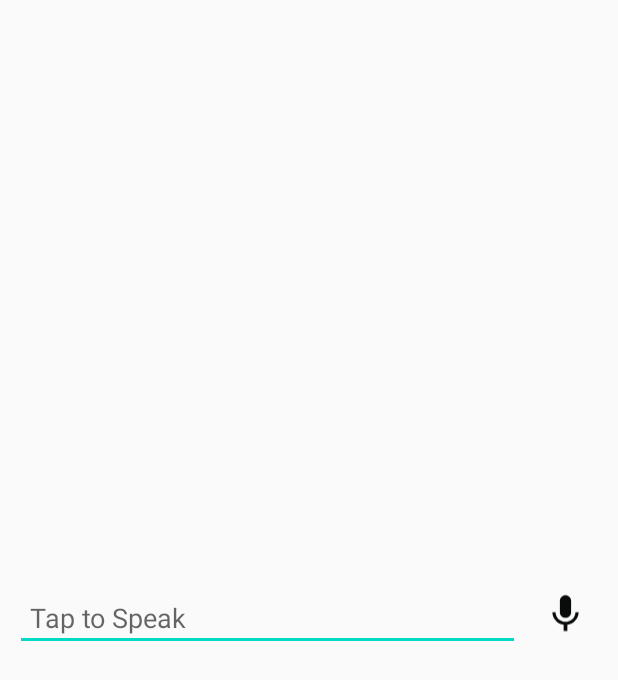
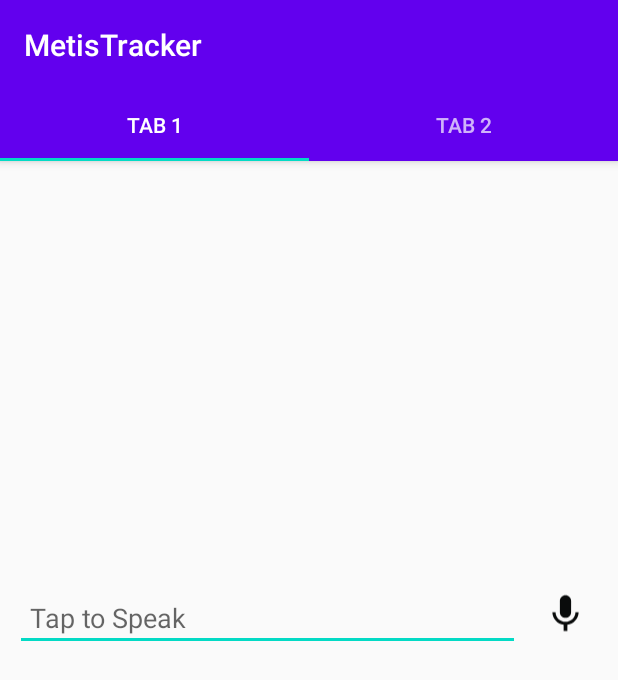
Before and after one commit to roborickie/MetisTracker, an Android app: the screen it shows after launch (MainActivity), on a phone screen of 412 x 824 dp. Shown: the top 680 px of the screen. Run offline under Robolectric (Android 15) with nearby library versions, the phone set to English and light mode, and no system bars; libraries missing offline, so code that uses them is left out: com.neovisionaries.ws; 1 statement that could not run was skipped.

Commit message:
MetisTracker HackTJ 2021

```diff
--- a/app/build.gradle
+++ b/app/build.gradle
@@ -31,5 +31,6 @@ dependencies {
     testImplementation 'junit:junit:4.12'
     androidTestImplementation 'androidx.test.ext:junit:1.1.2'
     androidTestImplementation 'androidx.test.espresso:espresso-core:3.3.0'
+    implementation 'com.neovisionaries:nv-websocket-client:2.14'
 
 }
--- a/app/src/main/AndroidManifest.xml
+++ b/app/src/main/AndroidManifest.xml
@@ -6,6 +6,8 @@
         android:name="android.permission.RECORD_AUDIO"/>
     <uses-permission
         android:name="android.permission.INTERNET"/>
+    <uses-permission
+        android:name="android.permission.ACCESS_NETWORK_STATE" />
 
     <application
         android:allowBackup="true"
--- a/app/src/main/java/com/hacktj/metistracker/MainActivity.java
+++ b/app/src/main/java/com/hacktj/metistracker/MainActivity.java
@@ -2,8 +2,11 @@ package com.hacktj.metistracker;
 
 import android.Manifest;
 import android.annotation.SuppressLint;
+import android.content.Context;
 import android.content.Intent;
 import android.content.pm.PackageManager;
+import android.graphics.Bitmap;
+import android.os.AsyncTask;
 import android.os.Build;
 import android.os.Bundle;
 import android.speech.RecognitionListener;
@@ -21,7 +24,26 @@ import androidx.annotation.Nullable;
 import androidx.appcompat.app.AppCompatActivity;
 import androidx.core.app.ActivityCompat;
 import androidx.core.content.ContextCompat;
+import androidx.viewpager.widget.ViewPager;
 
+import com.google.android.material.floatingactionbutton.FloatingActionButton;
+import com.google.android.material.snackbar.Snackbar;
+import com.google.android.material.tabs.TabLayout;
+import com.hacktj.metistracker.ui.main.SectionsPagerAdapter;
+import com.neovisionaries.ws.client.HostnameUnverifiedException;
+import com.neovisionaries.ws.client.OpeningHandshakeException;
+import com.neovisionaries.ws.client.WebSocket;
+import com.neovisionaries.ws.client.WebSocketAdapter;
+import com.neovisionaries.ws.client.WebSocketException;
+import com.neovisionaries.ws.client.WebSocketFactory;
+
+import java.io.BufferedReader;
+import java.io.IOException;
+import java.io.InputStream;
+import java.io.InputStreamReader;
+import java.net.HttpURLConnection;
+import java.net.MalformedURLException;
+import java.net.URL;
 import java.util.ArrayList;
 import java.util.Locale;
 import java.util.Objects;
@@ -38,6 +60,16 @@ public class MainActivity extends AppCompatActivity {
         super.onCreate(savedInstanceState);
         setContentView(R.layout.activity_main);
 
+        /***********************/
+
+        SectionsPagerAdapter sectionsPagerAdapter = new SectionsPagerAdapter(this, getSupportFragmentManager());
+        ViewPager viewPager = findViewById(R.id.view_pager);
+        viewPager.setAdapter(sectionsPagerAdapter);
+        TabLayout tabs = findViewById(R.id.tabs);
+        tabs.setupWithViewPager(viewPager);
+
+        /****************************/
+
         if (ContextCompat.checkSelfPermission(this, Manifest.permission.RECORD_AUDIO) != PackageManager.PERMISSION_GRANTED) {
             checkPermission();
         }
@@ -45,9 +77,9 @@ public class MainActivity extends AppCompatActivity {
         editText = findViewById(R.id.text);
         micButton = findViewById(R.id.button);
         speechRecognizer = SpeechRecognizer.createSpeechRecognizer(this);
-
+//
         final Intent speechRecognizerIntent = new Intent(RecognizerIntent.ACTION_RECOGNIZE_SPEECH);
-        speechRecognizerIntent.putExtra(RecognizerIntent.EXTRA_LANGUAGE_MODEL,RecognizerIntent.LANGUAGE_MODEL_FREE_FORM);
+        speechRecognizerIntent.putExtra(RecognizerIntent.EXTRA_LANGUAGE_MODEL, RecognizerIntent.LANGUAGE_MODEL_FREE_FORM);
         speechRecognizerIntent.putExtra(RecognizerIntent.EXTRA_LANGUAGE, Locale.getDefault());
 
         speechRecognizer.setRecognitionListener(new RecognitionListener() {
@@ -82,6 +114,7 @@ public class MainActivity extends AppCompatActivity {
                 micButton.setImageResource(R.drawable.ic_black_mic_off);
                 ArrayList<String> data = bundle.getStringArrayList(SpeechRecognizer.RESULTS_RECOGNITION);
                 editText.setText(data.get(0));
+                sendSpeechText(data);
             }
 
             @Override
@@ -96,42 +129,125 @@ public class MainActivity extends AppCompatActivity {
         micButton.setOnTouchListener(new View.OnTouchListener() {
             @Override
             public boolean onTouch(View view, MotionEvent motionEvent) {
-                if (motionEvent.getAction() == MotionEvent.ACTION_DOWN){
+                if (motionEvent.getAction() == MotionEvent.ACTION_DOWN) {
                     micButton.setImageResource(R.drawable.ic_black_mic_24dp);
                     speechRecognizer.startListening(speechRecognizerIntent);
                 }
-                if (motionEvent.getAction() == MotionEvent.ACTION_UP){
+                if (motionEvent.getAction() == MotionEvent.ACTION_UP) {
                     Toast.makeText(MainActivity.this, "Mic up()", Toast.LENGTH_LONG).show();
                     speechRecognizer.stopListening();
                 }
                 return false;
             }
         });
+    }
 
+    private class NetworkAsyncTask extends AsyncTask<String, Void, String> {
+        private WebSocket ws;
+        private String responseMessage;
+        private Context myContext;
 
-//        final Intent speechRecognizerIntent = new Intent(RecognizerIntent.ACTION_RECOGNIZE_SPEECH);
-//        speechRecognizerIntent.putExtra(RecognizerIntent.EXTRA_LANGUAGE_MODEL,RecognizerIntent.LANGUAGE_MODEL_FREE_FORM);
-//        speechRecognizerIntent.putExtra(RecognizerIntent.EXTRA_LANGUAGE, Locale.getDefault());
-//
-//        iv_mic.setOnClickListener(new View.OnClickListener() {
-//            @Override
-//            public void onClick(View v) {
-//                Intent intent = new Intent(RecognizerIntent.ACTION_RECOGNIZE_SPEECH);
-//                intent.putExtra(RecognizerIntent.EXTRA_LANGUAGE_MODEL, RecognizerIntent.LANGUAGE_MODEL_FREE_FORM);
-//                intent.putExtra(RecognizerIntent.EXTRA_LANGUAGE, Locale.getDefault());
-//                intent.putExtra(RecognizerIntent.EXTRA_PROMPT, "Now Speak to text");
-//
-//                try {
-//                    startActivityForResult(intent, REQUEST_CODE_SPEECH_INPUT);
-////                    Toast.makeText(MainActivity.this, "requested", Toast.LENGTH_SHORT).show();
-//                } catch (Exception e) {
-//                    Toast
-//                            .makeText(MainActivity.this, " " + e.getMessage(),
-//                                    Toast.LENGTH_SHORT)
-//                            .show();
-//                }
-//            }
-//        });
+        public NetworkAsyncTask(Context context) {
+            myContext = context;
+        }
+
+        private void createWebSocket(String text) {
+            WebSocketFactory factory = new WebSocketFactory();
+
+            try {
+                this.ws = factory.createSocket("ws://0815ac10157e.ngrok.io", 5000);
+
+                final NetworkAsyncTask myself = this;
+
+                ws.addListener(new WebSocketAdapter() {
+
+                    @Override
+
+                    public void onTextMessage(WebSocket websocket, String message) throws Exception {
+
+                        // Received a text message.
+                        myself.responseMessage = message;
+                        System.out.println(myself.responseMessage);
+                        ws.disconnect();
+                        System.out.println("i disconnected");
+                    }
+
+                });
+
+                connectWebSocket(text);
+            } catch (IOException e) {
+                e.printStackTrace();
+            }
+        }
+
+        private void connectWebSocket(String text) {
+            if(this.ws == null) {
+                System.out.println("no websocket");
+                return;
+            }
+
+            try
+            {
+
+                // Connect to the server and perform an opening handshake.
+
+                // This method blocks until the opening handshake is finished.
+
+                ws.connect();
+
+            }
+
+            catch (OpeningHandshakeException e)
+
+            {
+
+                // A violation against the WebSocket protocol was detected
+
+                // during the opening handshake.
+                System.out.println("opening handshake exception");
+
+            }
+
+            catch (HostnameUnverifiedException e)
+
+            {
+
+                // The certificate of the peer does not match the expected hostname.
+                System.out.println("hostname unverified exception");
+
+            }
+
+            catch (WebSocketException e)
+
+            {
+
+                // Failed to establish a WebSocket connection.
+                System.out.println("websocket exception");
+                e.printStackTrace();
+
+            }
+
+            this.ws.sendText(text);
+        }
+
+        @Override
+        protected String doInBackground(String...strings) {
+            createWebSocket(strings[0]);
+            while(this.responseMessage == null) {
+                try {
+                    Thread.sleep(50);
+                } catch (InterruptedException e) {
+                    e.printStackTrace();
+                }
+            }
+            System.out.println("done with websocket " + this.responseMessage);
+            return responseMessage;
+        }
+
+        protected void onPostExecute(String response) {
+            // send to app
+            Toast.makeText(myContext, " " + response, Toast.LENGTH_SHORT).show();
+        }
     }
 
     @Override
@@ -164,4 +280,14 @@ public class MainActivity extends AppCompatActivity {
                 Toast.makeText(this, "Permission Granted", Toast.LENGTH_SHORT).show();
         }
     }
+
+    private void sendSpeechText(ArrayList<String> arrayList) {
+        String text = "";
+        for(String word: arrayList) {
+            text += word + " ";
+        }
+        NetworkAsyncTask myTask = new NetworkAsyncTask(MainActivity.this);
+        myTask.execute(text);
+    }
+
 }
--- a/app/src/main/res/layout/activity_main.xml
+++ b/app/src/main/res/layout/activity_main.xml
@@ -5,6 +5,45 @@
     android:layout_width="match_parent"
     android:layout_height="match_parent"
     tools:context=".MainActivity">
+
+    <com.google.android.material.appbar.AppBarLayout
+        android:layout_width="match_parent"
+        android:layout_height="wrap_content"
+        android:theme="@style/AppTheme.AppBarOverlay">
+
+        <TextView
+            android:id="@+id/title"
+            android:layout_width="wrap_content"
+            android:layout_height="wrap_content"
+            android:gravity="center"
+            android:minHeight="?actionBarSize"
+            android:padding="@dimen/appbar_padding"
+            android:text="@string/app_name"
+            android:textAppearance="@style/TextAppearance.Widget.AppCompat.Toolbar.Title" />
+
+        <com.google.android.material.tabs.TabLayout
+            android:id="@+id/tabs"
+            android:layout_width="match_parent"
+            android:layout_height="wrap_content"
+            android:background="?attr/colorPrimary" />
+    </com.google.android.material.appbar.AppBarLayout>
+
+    <androidx.viewpager.widget.ViewPager
+        android:id="@+id/view_pager"
+        android:layout_width="match_parent"
+        android:layout_height="match_parent"
+        app:layout_behavior="@string/appbar_scrolling_view_behavior" />
+
+<!--        <TextView-->
+<!--            android:id="@+id/title"-->
+<!--            android:layout_width="wrap_content"-->
+<!--            android:layout_height="wrap_content"-->
+<!--            android:gravity="center"-->
+<!--            android:minHeight="?actionBarSize"-->
+<!--            android:padding="@dimen/appbar_padding"-->
+<!--            android:text="@string/app_name"-->
+
+<!--    android:textAppearance="@style/TextAppearance.Widget.AppCompat.Toolbar.Title" />-->
 
     <RelativeLayout
         android:layout_width="match_parent"
@@ -32,34 +71,3 @@
             android:id="@+id/button"/>
     </RelativeLayout>
 </RelativeLayout>
-
-<!--    <ImageView-->
-<!--        android:id="@+id/iv_mic"-->
-<!--        android:layout_width="60dp"-->
-<!--        android:layout_height="60dp"-->
-<!--        android:layout_alignParentTop="true"-->
-<!--        android:layout_alignParentEnd="true"-->
-<!--        android:layout_marginTop="204dp"-->
-<!--        android:src="@drawable/ic_black_mic_off"-->
-<!--        app:layout_constraintEnd_toEndOf="parent"-->
-<!--        app:layout_constraintHorizontal_bias="0.498"-->
-<!--        app:layout_constraintStart_toStartOf="parent"-->
-<!--        app:layout_constraintTop_toTopOf="parent" />-->
-
-<!--    <TextView-->
-<!--        android:id="@+id/tv_speech_to_text"-->
-<!--        android:layout_width="wrap_content"-->
-<!--        android:layout_height="wrap_content"-->
-<!--        android:layout_alignParentTop="true"-->
-<!--        android:layout_alignParentEnd="true"-->
-<!--        android:layout_centerHorizontal="true"-->
-<!--        android:layout_marginTop="44dp"-->
-<!--        android:textSize="30sp"-->
-<!--        android:padding="10dp"-->
-<!--        android:text="tap_mic_and_speak"-->
-<!--        app:layout_constraintEnd_toEndOf="@+id/iv_mic"-->
-<!--        app:layout_constraintHorizontal_bias="0.489"-->
-<!--        app:layout_constraintStart_toStartOf="@+id/iv_mic"-->
-<!--        app:layout_constraintTop_toBottomOf="@+id/iv_mic" />-->
-
-<!--</androidx.constraintlayout.widget.ConstraintLayout>-->
```
